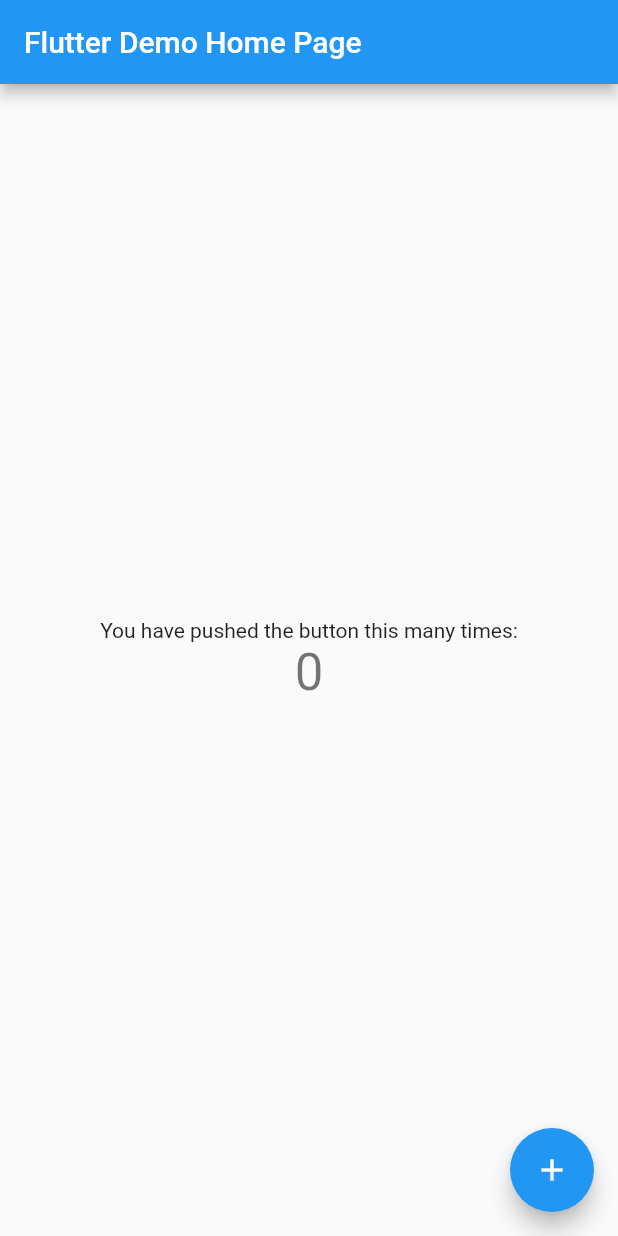
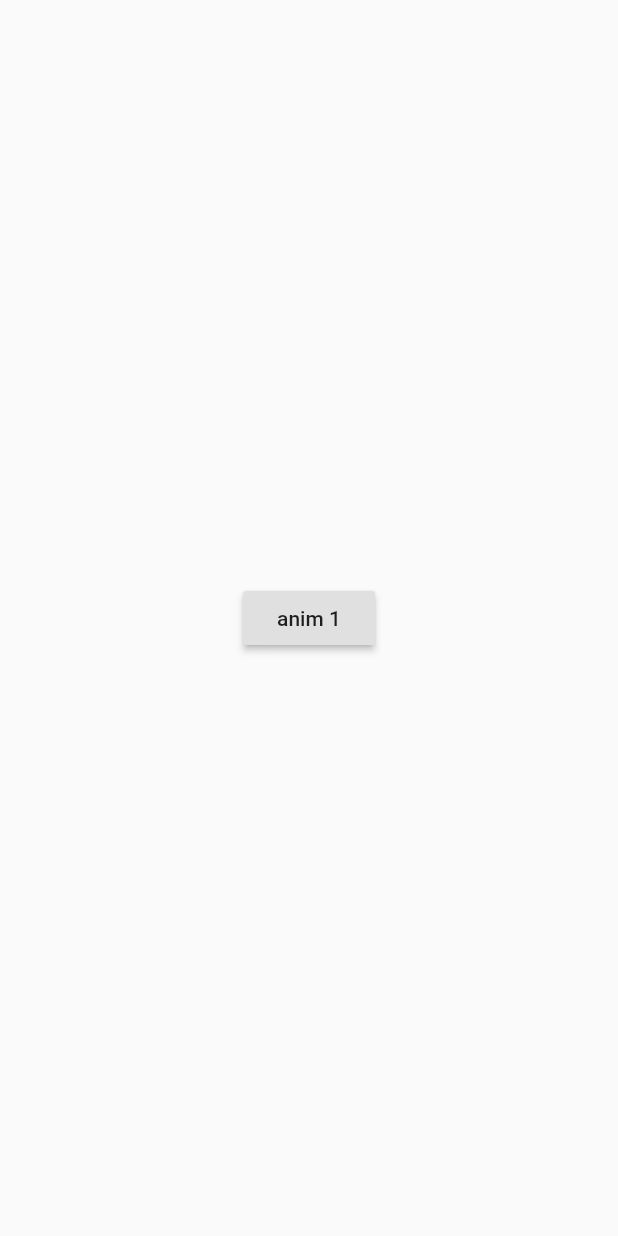
Before and after one commit to ruan65/flutter_anim_tests, a Flutter app: the screen it shows after launch, on a phone screen of 412 x 824 dp. Run offline on Flutter 3.47's test engine with Material 2 defaults, Android fonts, the phone set to English and light mode, and no system bars.

Commit message:
create screen for first anim

```diff
--- a/lib/main.dart
+++ b/lib/main.dart
@@ -1,111 +1,43 @@
+import 'package:fl_anim_tests/Anim1Screen.dart';
 import 'package:flutter/material.dart';
 
 void main() => runApp(MyApp());
 
 class MyApp extends StatelessWidget {
-  // This widget is the root of your application.
   @override
   Widget build(BuildContext context) {
     return MaterialApp(
-      title: 'Flutter Demo',
       theme: ThemeData(
-        // This is the theme of your application.
-        //
-        // Try running your application with "flutter run". You'll see the
-        // application has a blue toolbar. Then, without quitting the app, try
-        // changing the primarySwatch below to Colors.green and then invoke
-        // "hot reload" (press "r" in the console where you ran "flutter run",
-        // or simply save your changes to "hot reload" in a Flutter IDE).
-        // Notice that the counter didn't reset back to zero; the application
-        // is not restarted.
         primarySwatch: Colors.blue,
       ),
-      home: MyHomePage(title: 'Flutter Demo Home Page'),
+      home: MyHomePage(),
     );
   }
 }
 
 class MyHomePage extends StatefulWidget {
-  MyHomePage({Key key, this.title}) : super(key: key);
-
-  // This widget is the home page of your application. It is stateful, meaning
-  // that it has a State object (defined below) that contains fields that affect
-  // how it looks.
-
-  // This class is the configuration for the state. It holds the values (in this
-  // case the title) provided by the parent (in this case the App widget) and
-  // used by the build method of the State. Fields in a Widget subclass are
-  // always marked "final".
-
-  final String title;
-
   @override
   _MyHomePageState createState() => _MyHomePageState();
 }
 
 class _MyHomePageState extends State<MyHomePage> {
-  int _counter = 0;
-
-  void _incrementCounter() {
-    setState(() {
-      // This call to setState tells the Flutter framework that something has
-      // changed in this State, which causes it to rerun the build method below
-      // so that the display can reflect the updated values. If we changed
-      // _counter without calling setState(), then the build method would not be
-      // called again, and so nothing would appear to happen.
-      _counter++;
-    });
-  }
-
   @override
   Widget build(BuildContext context) {
-    // This method is rerun every time setState is called, for instance as done
-    // by the _incrementCounter method above.
-    //
-    // The Flutter framework has been optimized to make rerunning build methods
-    // fast, so that you can just rebuild anything that needs updating rather
-    // than having to individually change instances of widgets.
     return Scaffold(
-      appBar: AppBar(
-        // Here we take the value from the MyHomePage object that was created by
-        // the App.build method, and use it to set our appbar title.
-        title: Text(widget.title),
-      ),
       body: Center(
-        // Center is a layout widget. It takes a single child and positions it
-        // in the middle of the parent.
         child: Column(
-          // Column is also layout widget. It takes a list of children and
-          // arranges them vertically. By default, it sizes itself to fit its
-          // children horizontally, and tries to be as tall as its parent.
-          //
-          // Invoke "debug painting" (press "p" in the console, choose the
-          // "Toggle Debug Paint" action from the Flutter Inspector in Android
-          // Studio, or the "Toggle Debug Paint" command in Visual Studio Code)
-          // to see the wireframe for each widget.
-          //
-          // Column has various properties to control how it sizes itself and
-          // how it positions its children. Here we use mainAxisAlignment to
-          // center the children vertically; the main axis here is the vertical
-          // axis because Columns are vertical (the cross axis would be
-          // horizontal).
           mainAxisAlignment: MainAxisAlignment.center,
           children: <Widget>[
-            Text(
-              'You have pushed the button this many times:',
-            ),
-            Text(
-              '$_counter',
-              style: Theme.of(context).textTheme.display1,
-            ),
+            RaisedButton(
+              onPressed: () {
+                Navigator.of(context)
+                    .push(MaterialPageRoute(builder: (_) => AnimOneScreen()));
+              },
+              child: Text('anim 1'),
+            )
           ],
         ),
       ),
-      floatingActionButton: FloatingActionButton(
-        onPressed: _incrementCounter,
-        tooltip: 'Increment',
-        child: Icon(Icons.add),
-      ), // This trailing comma makes auto-formatting nicer for build methods.
     );
   }
 }
```
Also changed, not shown: lib/Anim1Screen.dart (added, +13 -0 lines).
